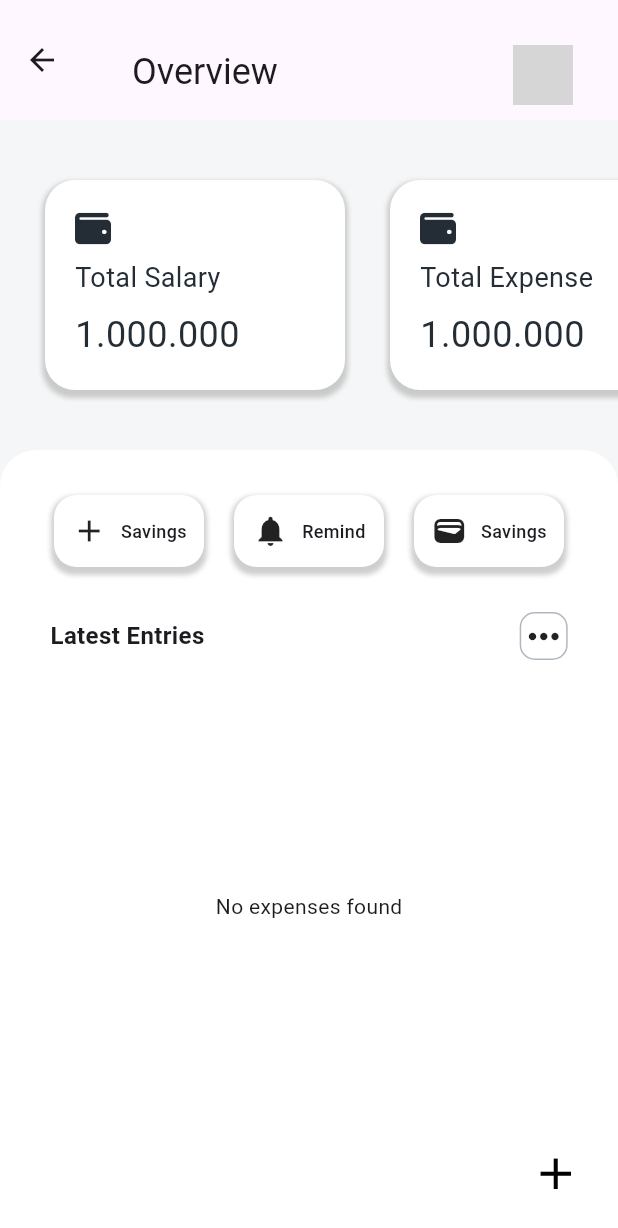
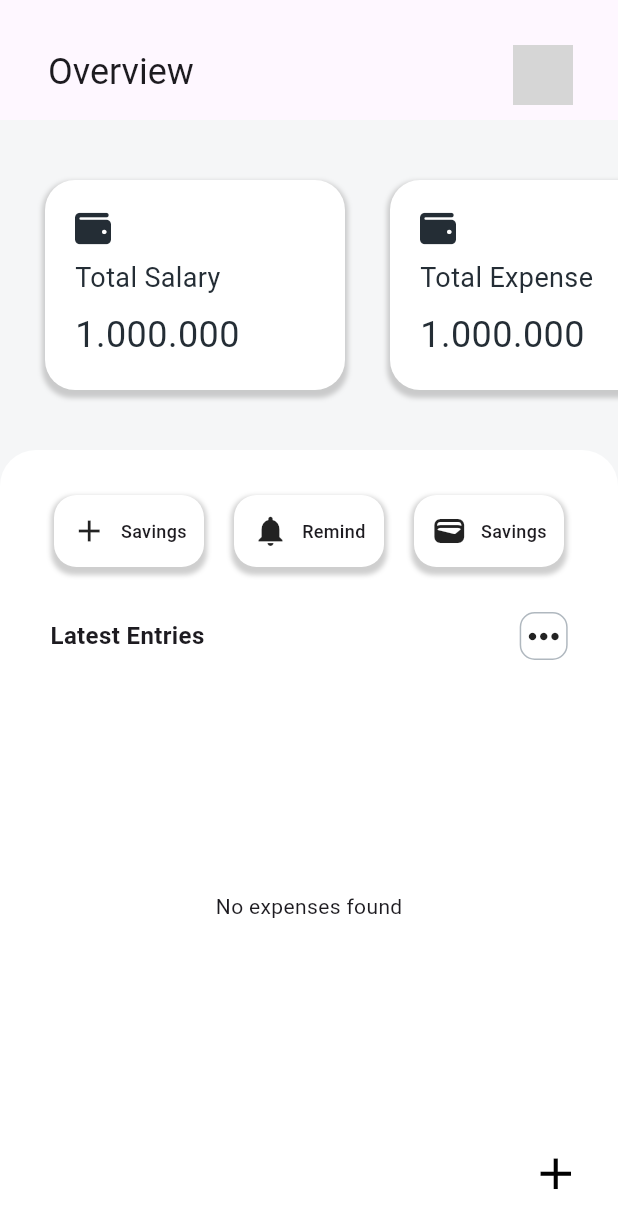
Before and after one commit to TranTrungTinLV/Expense_Tracker_App, a Flutter app: the HomePage screen opened by its route, on a phone screen of 412 x 824 dp. Shown: the top 1228 px of the screen. Run offline on Flutter 3.47's test engine with Material 3 defaults, Android fonts, the phone set to English and light mode, and no system bars; our stand-ins replace carousel_slider, font_awesome_flutter, modal_bottom_sheet, sqflite; accounts and stored records are empty; network calls fail; grey boxes are pictures that could not be loaded.

Commit message:
update code

```diff
--- a/lib/EmptyCart.dart
+++ b/lib/EmptyCart.dart
@@ -61,7 +61,7 @@ class _EmptyCardState extends State<EmptyCard> {
               stops: <double>[0, 1],
               colors: !_isTapped
                   ? [Colors.white, Colors.white]
-                  : [Color(0xff2fdaff), Color(0xff0E33F3)],
+                  : [Colors.white, Colors.white],
             ),
             // color: widget.cardCoulor,
             borderRadius: BorderRadius.circular(20.0),
@@ -89,7 +89,7 @@ class _EmptyCardState extends State<EmptyCard> {
                     children: [
                       Icon(
                         widget.icon,
-                        color: !_isTapped ? Color(0xFF242D35) : Colors.white,
+                        color: !_isTapped ? Color(0xFF242D35) : Colors.black,
                       ),
                       Container(
                         height: 8,
@@ -99,7 +99,7 @@ class _EmptyCardState extends State<EmptyCard> {
                         style: TextStyle(
                             fontSize: 18.0,
                             color:
-                                !_isTapped ? Color(0xFF242D35) : Colors.white),
+                                !_isTapped ? Color(0xFF242D35) : Colors.black),
                       ),
                     ],
                   )),
@@ -107,7 +107,7 @@ class _EmptyCardState extends State<EmptyCard> {
                   style: TextStyle(
                       fontSize: 24.0,
                       letterSpacing: 0.32,
-                      color: !_isTapped ? Color(0xFF242D35) : Colors.white)),
+                      color: !_isTapped ? Color(0xFF242D35) : Colors.black)),
             ],
           ),
         ),
--- a/lib/homepage.dart
+++ b/lib/homepage.dart
@@ -7,6 +7,7 @@ import 'package:expense_tracker/screen/TotalExpense.dart';
 import 'package:flutter/material.dart';
 import 'package:font_awesome_flutter/font_awesome_flutter.dart';
 import 'package:modal_bottom_sheet/modal_bottom_sheet.dart';
+import 'package:carousel_slider/carousel_slider.dart';
 
 class HomePage extends StatefulWidget {
   static String id = 'home_page';
@@ -78,6 +79,7 @@ class _HomePageState extends State<HomePage> {
         // ),
         backgroundColor: const Color(0xFFF5F6F7),
         appBar: AppBar(
+          automaticallyImplyLeading: false,
           toolbarHeight: 80.0,
           title: const Padding(
               padding: EdgeInsets.only(top: 16, left: 16),
--- a/lib/main.dart
+++ b/lib/main.dart
@@ -18,7 +18,7 @@ class myExpense extends StatelessWidget {
       debugShowCheckedModeBanner: false,
       initialRoute: HomePage.id,
       routes: {
-        HomePage.id: (context) => HomePage(),
+        HomePage.id: (context) => const HomePage(),
         Totalexpense.id: (context) => Totalexpense(),
       },
     );
--- a/pubspec.yaml
+++ b/pubspec.yaml
@@ -40,6 +40,7 @@ dependencies:
   modal_bottom_sheet: ^3.0.0
   sqflite: ^2.3.3+1
   path: ^1.8.1
+  carousel_slider: ^4.2.1
 dev_dependencies:
   flutter_test:
     sdk: flutter
```
Also changed, not shown: lib/ExpenseItems.dart (+7 -3 lines), lib/new_expense.dart (+24 -3 lines), pubspec.lock, 3 other files.
